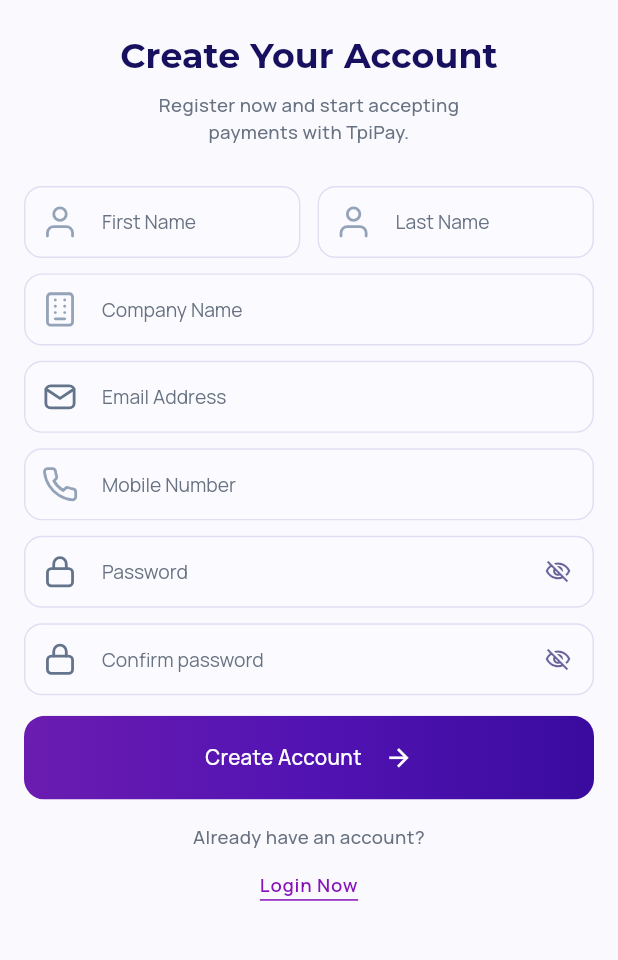
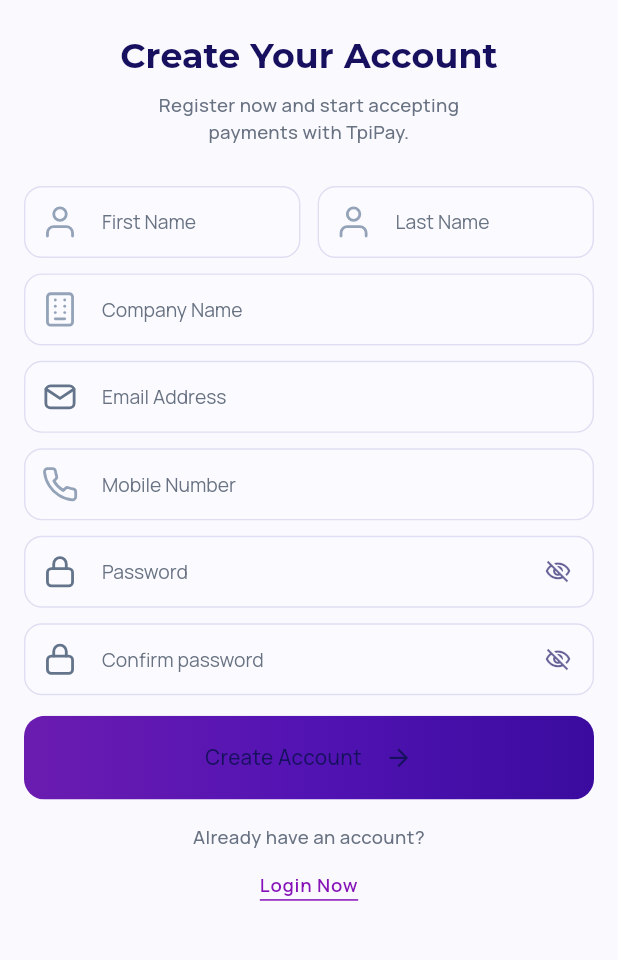
Before and after one commit to Venkantesh22/Tpipay-payment-getway, a Flutter app: the RegisterScreen screen opened directly, on a phone screen of 412 x 824 dp, the part 258-1218 px from its top. Run offline on Flutter 3.47's test engine with Material 3 defaults, Android fonts, the phone set to English and light mode, and no system bars; drawn by our look-alikes of toastification; our stand-ins replace cached_network_image, custom_refresh_indicator, flutter_screenutil, flutter_svg, get, google_fonts and 9 more; missing offline and left inert: onesignal_flutter; accounts and stored records are empty.

Commit message:
remove color for text and icon

```diff
--- a/lib/views/screens/auth_screens/login_screen.dart
+++ b/lib/views/screens/auth_screens/login_screen.dart
@@ -173,12 +173,12 @@ class LoginScreen extends StatelessWidget {
                         style: Helper(context)
                             .textTheme
                             .bodyMedium
-                            ?.copyWith(fontSize: 16.sp, color: whiteTheme),
+                            ?.copyWith(fontSize: 16.sp, ),
                       ),
                       sizedBoxWidth(width: 16),
-                      Icon(
+                     const  Icon(
                         Icons.arrow_forward,
-                        color: whiteTheme,
+
                       )
                     ],
                   ),
--- a/lib/views/screens/auth_screens/register_screen.dart
+++ b/lib/views/screens/auth_screens/register_screen.dart
@@ -219,12 +219,11 @@ class RegisterScreen extends StatelessWidget {
                           style: Helper(context)
                               .textTheme
                               .bodyMedium
-                              ?.copyWith(fontSize: 16.sp, color: whiteTheme),
+                              ?.copyWith(fontSize: 16.sp),
                         ),
                         sizedBoxWidth(width: 16),
-                        Icon(
+                   const      Icon(
                           Icons.arrow_forward,
-                          color: whiteTheme,
                         )
                       ],
                     ),
```
